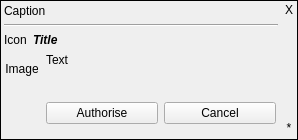
Qt form src/plugins/notifications/notifywidget.ui (silvansky/Contacts) before a commit.
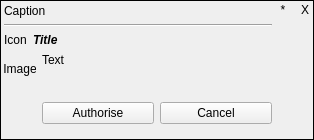
The same form after that commit.

```diff
--- a/src/plugins/notifications/notifywidget.ui
+++ b/src/plugins/notifications/notifywidget.ui
@@ -202,6 +202,30 @@
       <item>
        <layout class="QVBoxLayout" name="verticalLayout">
         <item>
+         <layout class="QHBoxLayout" name="horizontalLayout_3">
+          <item>
+           <widget class="QToolButton" name="settingsButton">
+            <property name="minimumSize">
+             <size>
+              <width>16</width>
+              <height>16</height>
+             </size>
+            </property>
+            <property name="maximumSize">
+             <size>
+              <width>16</width>
+              <height>16</height>
+             </size>
+            </property>
+            <property name="text">
+             <string>*</string>
+            </property>
+            <property name="autoRaise">
+             <bool>true</bool>
+            </property>
+           </widget>
+          </item>
+          <item>
          <widget class="QToolButton" name="closeButton">
           <property name="minimumSize">
            <size>
@@ -227,6 +251,8 @@
           </property>
          </widget>
         </item>
+         </layout>
+        </item>
         <item>
          <spacer name="verticalSpacer">
           <property name="orientation">
@@ -240,28 +266,6 @@
           </property>
          </spacer>
         </item>
-        <item>
-         <widget class="QToolButton" name="settingsButton">
-          <property name="minimumSize">
-           <size>
-            <width>16</width>
-            <height>16</height>
-           </size>
-          </property>
-          <property name="maximumSize">
-           <size>
-            <width>16</width>
-            <height>16</height>
-           </size>
-          </property>
-          <property name="text">
-           <string>*</string>
-          </property>
-          <property name="autoRaise">
-           <bool>true</bool>
-          </property>
-         </widget>
-        </item>
        </layout>
       </item>
      </layout>
```
Lines whose indentation alone changed are shown as unchanged.
